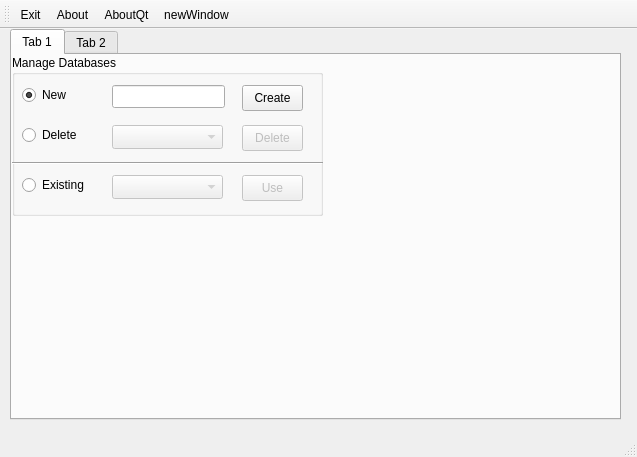
Above: test1/test1.ui from mekatronik-achmadi/hilmi-app before the change. Below: the same form after it.
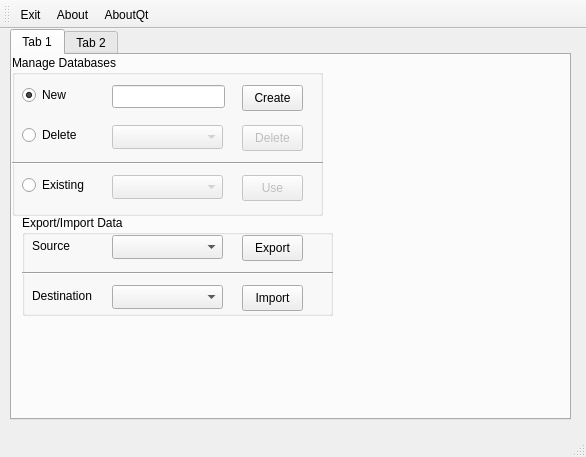
That is the form after the change. The open tabs and pages were chosen to show the change.

The edit to the form file:
```diff
--- a/test1/test1.ui
+++ b/test1/test1.ui
@@ -6,7 +6,7 @@
    <rect>
     <x>0</x>
     <y>0</y>
-    <width>637</width>
+    <width>586</width>
     <height>457</height>
    </rect>
   </property>
@@ -28,7 +28,7 @@
      <rect>
       <x>10</x>
       <y>0</y>
-      <width>611</width>
+      <width>561</width>
       <height>391</height>
      </rect>
     </property>
@@ -194,6 +194,116 @@
        </property>
       </widget>
      </widget>
+     <widget class="QGroupBox" name="grpExportImport">
+      <property name="geometry">
+       <rect>
+        <x>10</x>
+        <y>160</y>
+        <width>311</width>
+        <height>101</height>
+       </rect>
+      </property>
+      <property name="title">
+       <string>Export/Import Data</string>
+      </property>
+      <widget class="QComboBox" name="cmbDbExport">
+       <property name="enabled">
+        <bool>true</bool>
+       </property>
+       <property name="geometry">
+        <rect>
+         <x>90</x>
+         <y>20</y>
+         <width>111</width>
+         <height>24</height>
+        </rect>
+       </property>
+      </widget>
+      <widget class="QLabel" name="label_5">
+       <property name="geometry">
+        <rect>
+         <x>10</x>
+         <y>20</y>
+         <width>71</width>
+         <height>21</height>
+        </rect>
+       </property>
+       <property name="text">
+        <string>Source</string>
+       </property>
+      </widget>
+      <widget class="QPushButton" name="btnDbExport">
+       <property name="enabled">
+        <bool>true</bool>
+       </property>
+       <property name="geometry">
+        <rect>
+         <x>220</x>
+         <y>20</y>
+         <width>61</width>
+         <height>26</height>
+        </rect>
+       </property>
+       <property name="text">
+        <string>Export</string>
+       </property>
+      </widget>
+      <widget class="QPushButton" name="btnDbImport">
+       <property name="enabled">
+        <bool>true</bool>
+       </property>
+       <property name="geometry">
+        <rect>
+         <x>220</x>
+         <y>70</y>
+         <width>61</width>
+         <height>26</height>
+        </rect>
+       </property>
+       <property name="text">
+        <string>Import</string>
+       </property>
+      </widget>
+      <widget class="QComboBox" name="cmbDbImport">
+       <property name="enabled">
+        <bool>true</bool>
+       </property>
+       <property name="geometry">
+        <rect>
+         <x>90</x>
+         <y>70</y>
+         <width>111</width>
+         <height>24</height>
+        </rect>
+       </property>
+      </widget>
+      <widget class="QLabel" name="label_6">
+       <property name="geometry">
+        <rect>
+         <x>10</x>
+         <y>70</y>
+         <width>71</width>
+         <height>21</height>
+        </rect>
+       </property>
+       <property name="text">
+        <string>Destination</string>
+       </property>
+      </widget>
+      <widget class="Line" name="line_2">
+       <property name="geometry">
+        <rect>
+         <x>0</x>
+         <y>50</y>
+         <width>311</width>
+         <height>16</height>
+        </rect>
+       </property>
+       <property name="orientation">
+        <enum>Qt::Horizontal</enum>
+       </property>
+      </widget>
+     </widget>
     </widget>
     <widget class="QWidget" name="tabInput">
      <attribute name="title">
@@ -388,7 +498,7 @@
    <widget class="QPlainTextEdit" name="txtSqlOutput">
     <property name="geometry">
      <rect>
-      <x>400</x>
+      <x>350</x>
       <y>30</y>
       <width>221</width>
       <height>351</height>
@@ -411,7 +521,6 @@
    <addaction name="actionExit"/>
    <addaction name="actionAbout"/>
    <addaction name="actionAboutQt"/>
-   <addaction name="actionNewWindow"/>
   </widget>
   <widget class="QStatusBar" name="statusBar"/>
   <action name="actionExit">
@@ -429,11 +538,6 @@
     <string>AboutQt</string>
    </property>
   </action>
-  <action name="actionNewWindow">
-   <property name="text">
-    <string>newWindow</string>
-   </property>
-  </action>
  </widget>
  <layoutdefault spacing="6" margin="11"/>
  <resources/>
```
Left out of the diff: 27 changed lines with no effect on the pictures.
